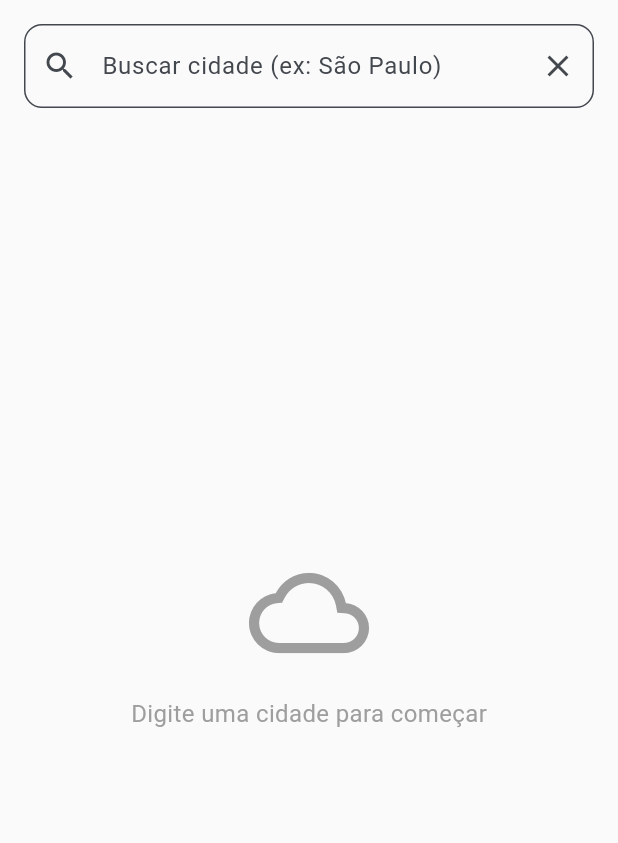
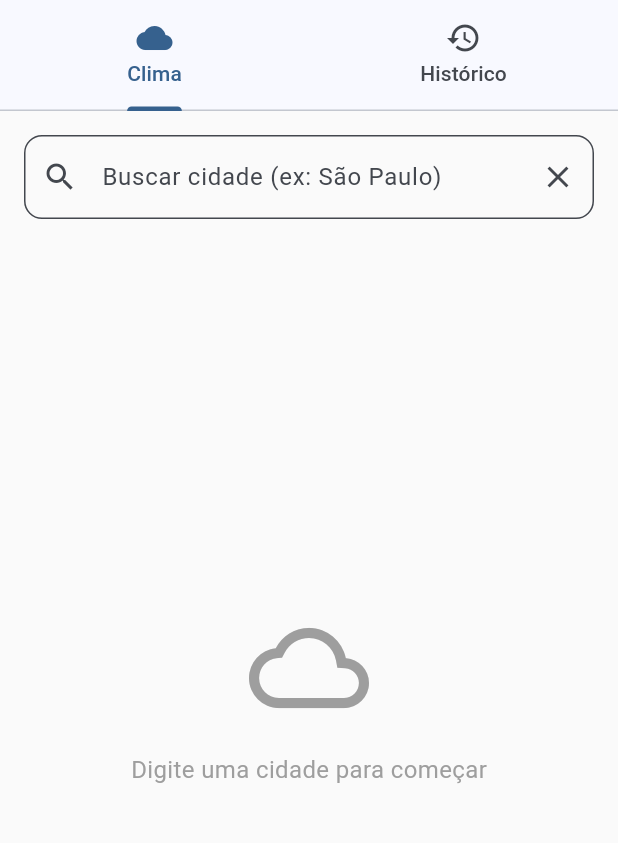
Before and after one commit to JulioLDS/app-meteorologico-flutter, a Flutter app: the screen it shows after launch, on a phone screen of 412 x 824 dp, the part 84-927 px from its top. Run offline on Flutter 3.47's test engine with Material 3 defaults, Android fonts, the phone set to English and light mode, and no system bars; our stand-ins replace fl_chart, shared_preferences, supabase_flutter; accounts and stored records are empty.

Commit message:
feat: add tabbed interface with weather history (Step 7 Part 1)
- Implemented DefaultTabController for Clima/Histórico navigation
- Integrated HistoryList widget with Supabase data retrieval
- Added loadHistory() logic in WeatherProvider
- Improved UX with auto-load on tab switch and manual refresh
- Tested end-to-end flow: fetch → save → read → display

```diff
--- a/app_meteorologico/lib/providers/weather_provider.dart
+++ b/app_meteorologico/lib/providers/weather_provider.dart
@@ -19,6 +19,12 @@ class WeatherProvider with ChangeNotifier {
   String? get currentCity => _currentCity;
   bool get isLoading => _isLoading;
   String? get error => _error;
+
+  List<Map<String, dynamic>> _history = [];
+  bool _isLoadingHistory = false;
+
+  List<Map<String, dynamic>> get history => _history;
+  bool get isLoadingHistory => _isLoadingHistory;
 
   Future<void> initPreferences() async {
     _prefs ??= await SharedPreferences.getInstance();
@@ -64,6 +70,23 @@ class WeatherProvider with ChangeNotifier {
     await _prefs?.setString(_cityKey, city);
   }
 
+    Future<void> loadHistory({String? city}) async {
+    final cityToLoad = city ?? _currentCity;
+    if (cityToLoad == null) return;
+
+    _isLoadingHistory = true;
+    notifyListeners();
+
+    try {
+      _history = await SupabaseService.getWeatherHistory(city: cityToLoad);
+    } catch (e) {
+      print('Erro ao carregar histórico: $e');
+    } finally {
+      _isLoadingHistory = false;
+      notifyListeners();
+    }
+  }
+
   void clearError() => _clearError();
 
   void _setLoading(bool value) {
@@ -80,4 +103,9 @@ class WeatherProvider with ChangeNotifier {
     _error = null;
     notifyListeners();
   }
+
+   void clearHistory() {
+    _history = [];
+    notifyListeners();
+  }
 }
--- a/app_meteorologico/lib/screens/home_screen.dart
+++ b/app_meteorologico/lib/screens/home_screen.dart
@@ -5,6 +5,7 @@ import '../widgets/weather_card.dart';
 import '../widgets/forecast_list.dart';
 import '../widgets/search_bar.dart';
 import '../widgets/temperature_chart.dart';
+import '../widgets/history_list.dart';
 
 class HomeScreen extends StatefulWidget {
   const HomeScreen({super.key});
@@ -28,10 +29,18 @@ class _HomeScreenState extends State<HomeScreen> {
   Widget build(BuildContext context) {
     return Consumer<WeatherProvider>(
       builder: (context, provider, child) {
-        return Scaffold(
+        return DefaultTabController(
+          length: 2,
+          child: Scaffold(
             appBar: AppBar(
               title: Text(provider.currentCity ?? '🌤️ Clima Brasil'),
               centerTitle: true,
+              bottom: const TabBar(
+                tabs: [
+                  Tab(icon: Icon(Icons.cloud), text: 'Clima'),
+                  Tab(icon: Icon(Icons.history), text: 'Histórico'),
+                ],
+              ),
               actions: [
                 IconButton(
                   icon: const Icon(Icons.refresh),
@@ -39,11 +48,26 @@ class _HomeScreenState extends State<HomeScreen> {
                 ),
               ],
             ),
-          body: Column(
+            body: TabBarView(
+              children: [
+                _buildWeatherTab(provider),
+
+                _buildHistoryTab(provider),
+              ],
+            ),
+          ),
+        );
+      },
+    );
+  }
+
+  Widget _buildWeatherTab(WeatherProvider provider) {
+    return Column(
       children: [
         SearchBarWidget(
           onSearch: (city) {
             provider.clearError();
+            provider.clearHistory();
             provider.fetchWeather(city: city);
           },
           onClear: provider.clearError,
@@ -55,19 +79,16 @@ class _HomeScreenState extends State<HomeScreen> {
             child: _buildErrorBanner(provider.error!),
           ),
 
-              if (provider.isLoading)
-                const Expanded(
-                  child: Center(child: CircularProgressIndicator()),
-                )
-              else if (provider.weather != null)
         Expanded(
-                    child: SingleChildScrollView(
+          child: provider.isLoading
+              ? const Center(child: CircularProgressIndicator())
+              : provider.weather != null
+                  ? SingleChildScrollView(
                       child: Column(
                         children: [
                           WeatherCard(weather: provider.weather!),
 
-                          // 👇 Adicione estas linhas aqui:
-                          if (provider.weather!.forecast != null && provider.weather!.forecast!.isNotEmpty) ...[
+                          if (provider.weather!.forecast?.isNotEmpty == true) ...[
                             const SizedBox(height: 24),
                             TemperatureChart(forecasts: provider.weather!.forecast!),
                             const SizedBox(height: 24),
@@ -89,17 +110,14 @@ class _HomeScreenState extends State<HomeScreen> {
                           ],
                         ],
                       ),
-                    ),
                     )
-              else
-                Expanded(
-                  child: Center(
+                  : const Center(
                       child: Column(
                         mainAxisAlignment: MainAxisAlignment.center,
                         children: [
                           Icon(Icons.cloud_outlined, size: 80, color: Colors.grey),
-                        const SizedBox(height: 16),
-                        const Text(
+                          SizedBox(height: 16),
+                          Text(
                             'Digite uma cidade para começar',
                             style: TextStyle(fontSize: 16, color: Colors.grey),
                           ),
@@ -108,9 +126,33 @@ class _HomeScreenState extends State<HomeScreen> {
                     ),
         ),
       ],
+    );
+  }
+
+  // 👇 Construtor da aba de Histórico
+  Widget _buildHistoryTab(WeatherProvider provider) {
+    if (provider.history.isEmpty &&
+        !provider.isLoadingHistory &&
+        provider.currentCity != null) {
+      Future.microtask(() => provider.loadHistory());
+    }
+
+    return Column(
+      children: [
+        Padding(
+          padding: const EdgeInsets.all(8),
+          child: TextButton.icon(
+            icon: const Icon(Icons.refresh, size: 16),
+            label: const Text('Atualizar histórico'),
+            onPressed: () => provider.loadHistory(),
           ),
-        );
-      },
+        ),
+        Expanded(
+          child: provider.isLoadingHistory
+              ? const Center(child: CircularProgressIndicator())
+              : HistoryList(history: provider.history),
+        ),
+      ],
     );
   }
 
@@ -127,7 +169,10 @@ class _HomeScreenState extends State<HomeScreen> {
           Icon(Icons.error_outline, color: Colors.red.shade700),
           const SizedBox(width: 8),
           Expanded(
-            child: Text(message, style: TextStyle(color: Colors.red.shade700)),
+            child: Text(
+              message,
+              style: TextStyle(color: Colors.red.shade700),
+            ),
           ),
         ],
       ),
--- a/app_meteorologico/lib/services/supabase_service.dart
+++ b/app_meteorologico/lib/services/supabase_service.dart
@@ -1,13 +1,11 @@
 import 'package:supabase_flutter/supabase_flutter.dart';
 
 class SupabaseService {
-  // 🔑 COLE SUAS CHAVES AQUI
   static const String supabaseUrl = 'https://fjzpnzobyiljbamarhgo.supabase.co';
   static const String supabaseAnonKey = 'eyJhbGciOiJIUzI1NiIsInR5cCI6IkpXVCJ9.eyJpc3MiOiJzdXBhYmFzZSIsInJlZiI6ImZqenBuem9ieWlsamJhbWFyaGdvIiwicm9sZSI6ImFub24iLCJpYXQiOjE3NzU0MDM1NzYsImV4cCI6MjA5MDk3OTU3Nn0.9UKXCtvL5Y5w5Y-nllGjj2CKt1oX0mnwsr4tBxk7w98';
 
   static late SupabaseClient client;
 
-  // Inicializa a conexão
   static Future<void> init() async {
     await Supabase.initialize(
       url: supabaseUrl,
@@ -17,7 +15,6 @@ class SupabaseService {
     print('🗄️ Supabase conectado com sucesso!');
   }
 
-  // Salva dados no banco
   static Future<void> saveWeatherData({
     required String city,
     double? temperature,
@@ -35,4 +32,24 @@ class SupabaseService {
       print('❌ Erro ao salvar no Supabase: $e');
     }
   }
+
+  static Future<List<Map<String, dynamic>>> getWeatherHistory({
+    required String city,
+    int limit = 10,
+  }) async {
+    try {
+      final response = await client
+          .from('weather_logs')
+          .select()
+          .eq('city', city)
+          .order('recorded_at', ascending: false)
+          .limit(limit);
+
+      print('📜 Histórico recuperado: ${response.length} registros');
+      return List<Map<String, dynamic>>.from(response);
+    } catch (e) {
+      print('❌ Erro ao buscar histórico: $e');
+      return [];
+    }
+  }
 }
```
Also changed, not shown: app_meteorologico/lib/widgets/history_list.dart (added, +45 -0 lines). Lines whose indentation alone changed are shown as unchanged.
